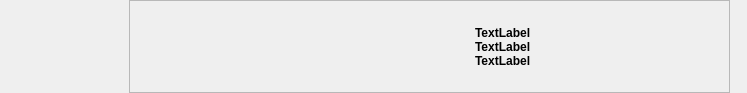
Above: src/grooveoff/PlayerWidget.ui from gcala/grooveoff before the change. Below: the same form after it.
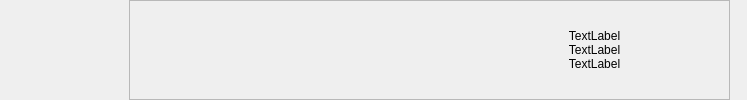
That is the form after the change. Custom widgets are drawn as their Qt base class.

Commit message: Look & Feel tweaks

What changed in the file:
```diff
--- a/src/grooveoff/PlayerWidget.ui
+++ b/src/grooveoff/PlayerWidget.ui
@@ -7,7 +7,7 @@
     <x>0</x>
     <y>0</y>
     <width>747</width>
-    <height>93</height>
+    <height>100</height>
    </rect>
   </property>
   <property name="windowTitle">
@@ -203,11 +203,8 @@
              <property name="spacing">
               <number>0</number>
              </property>
-             <property name="topMargin">
-              <number>1</number>
-             </property>
-             <property name="bottomMargin">
-              <number>1</number>
+             <property name="margin">
+              <number>0</number>
              </property>
              <item>
               <spacer name="verticalSpacer">
@@ -224,44 +221,32 @@
              </item>
              <item>
               <widget class="QLabel" name="bitrateLabel">
-               <property name="font">
-                <font>
-                 <pointsize>9</pointsize>
-                 <weight>75</weight>
-                 <bold>true</bold>
-                </font>
-               </property>
                <property name="text">
                 <string>TextLabel</string>
                </property>
+               <property name="alignment">
+                <set>Qt::AlignCenter</set>
+               </property>
               </widget>
              </item>
              <item>
               <widget class="QLabel" name="samplerateLabel">
-               <property name="font">
-                <font>
-                 <pointsize>9</pointsize>
-                 <weight>75</weight>
-                 <bold>true</bold>
-                </font>
-               </property>
                <property name="text">
                 <string>TextLabel</string>
                </property>
+               <property name="alignment">
+                <set>Qt::AlignCenter</set>
+               </property>
               </widget>
              </item>
              <item>
               <widget class="QLabel" name="channelsLabel">
-               <property name="font">
-                <font>
-                 <pointsize>9</pointsize>
-                 <weight>75</weight>
-                 <bold>true</bold>
-                </font>
-               </property>
                <property name="text">
                 <string>TextLabel</string>
                </property>
+               <property name="alignment">
+                <set>Qt::AlignCenter</set>
+               </property>
               </widget>
              </item>
              <item>
```
The commit also changes 2 other files.
